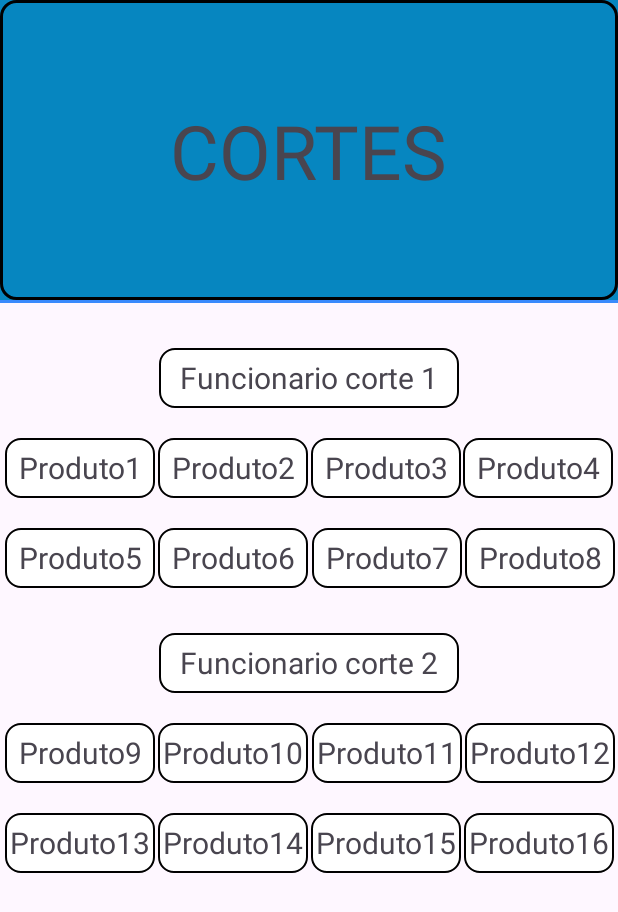
After one commit to lscaglione/tecnoprintApp, an Android app: the menuCorte screen opened directly, with no data from a screen before it, on a phone screen of 412 x 824 dp. The commit adds this screen. Shown: the top 912 px of the screen. Run offline under Robolectric (Android 15) with nearby library versions, the phone set to English and light mode, and no system bars.

Commit message:
Inserido duas activitys menuCorte e inserirCorte, layout pronto das duas

```diff
--- a/app/src/main/AndroidManifest.xml
+++ b/app/src/main/AndroidManifest.xml
@@ -13,6 +13,12 @@
         android:theme="@style/Theme.App4"
         tools:targetApi="31">
         <activity
+            android:name=".inserirCorte"
+            android:exported="false" />
+        <activity
+            android:name=".menuCorte"
+            android:exported="false" />
+        <activity
             android:name=".inserirImpressao"
             android:exported="false" />
         <activity
--- /dev/null
+++ b/app/src/main/java/br/com/lucca/app4/menuCorte.kt
@@ -0,0 +1,11 @@
+package br.com.lucca.app4
+
+import androidx.appcompat.app.AppCompatActivity
+import android.os.Bundle
+
+class menuCorte : AppCompatActivity() {
+    override fun onCreate(savedInstanceState: Bundle?) {
+        super.onCreate(savedInstanceState)
+        setContentView(R.layout.activity_menu_corte)
+    }
+}
--- a/app/src/main/res/layout/activity_inserir_impressao.xml
+++ b/app/src/main/res/layout/activity_inserir_impressao.xml
@@ -8,7 +8,7 @@
 
 
     <View
-        android:id="@+id/menu2"
+        android:id="@+id/menuInserirImpressao"
         android:layout_width="match_parent"
         android:layout_height="200dp"
         android:background="@drawable/rounded_background"
@@ -25,9 +25,9 @@
         app:layout_constraintBottom_toTopOf="@id/inserirProdutoImpressao"
         app:layout_constraintEnd_toEndOf="parent"
         app:layout_constraintStart_toStartOf="parent"
-        app:layout_constraintTop_toBottomOf="@id/menu2" />
+        app:layout_constraintTop_toBottomOf="@id/menuInserirImpressao" />
 
-    <com.google.android.material.textfield.TextInputEditText
+    <EditText
         android:id="@+id/inserirProdutoImpressao"
         android:layout_width="0dp"
         android:layout_height="40dp"
--- /dev/null
+++ b/app/src/main/res/layout/activity_menu_corte.xml
@@ -0,0 +1,249 @@
+<?xml version="1.0" encoding="utf-8"?>
+<androidx.constraintlayout.widget.ConstraintLayout xmlns:android="http://schemas.android.com/apk/res/android"
+    xmlns:app="http://schemas.android.com/apk/res-auto"
+    xmlns:tools="http://schemas.android.com/tools"
+    android:layout_width="match_parent"
+    android:layout_height="match_parent"
+    tools:context=".menuCorte">
+
+
+    <View
+        android:id="@+id/menuCorte"
+        android:layout_width="match_parent"
+        android:layout_height="200dp"
+        android:background="@drawable/rounded_background"
+        app:layout_constraintBottom_toTopOf="@id/linhaDivisoria"
+        app:layout_constraintEnd_toEndOf="parent"
+        app:layout_constraintStart_toStartOf="parent"
+        app:layout_constraintTop_toTopOf="parent" />
+
+    <View
+        android:id="@+id/linhaDivisoria"
+        android:layout_width="0dp"
+        android:layout_height="2dp"
+        android:background="@color/blue_claro"
+        app:layout_constraintBottom_toTopOf="@id/funcionarioCorte1"
+        app:layout_constraintEnd_toEndOf="parent"
+        app:layout_constraintStart_toStartOf="parent"
+        app:layout_constraintTop_toBottomOf="@id/menuCorte" />
+
+    <TextView
+        android:id="@+id/titulo"
+        android:layout_width="wrap_content"
+        android:layout_height="wrap_content"
+        android:text="CORTES"
+        android:textSize="50sp"
+        app:layout_constraintBottom_toBottomOf="@id/menuCorte"
+        app:layout_constraintEnd_toEndOf="@id/menuCorte"
+        app:layout_constraintStart_toStartOf="@id/menuCorte"
+        app:layout_constraintTop_toTopOf="@id/menuCorte" />
+
+
+    <TextView
+        android:id="@+id/funcionarioCorte1"
+        style="@style/TextViewStyle"
+        android:text="Funcionario corte 1"
+        app:layout_constraintTop_toBottomOf="@id/linhaDivisoria"
+        app:layout_constraintBottom_toTopOf="@id/produtoCorte1"
+        app:layout_constraintHorizontal_bias="0.5"
+        />
+
+    <TextView
+        android:id="@+id/produtoCorte1"
+        android:layout_width="100dp"
+        style="@style/TextViewStyleCortes"
+        android:text="Produto1"
+        app:layout_constraintTop_toBottomOf="@id/funcionarioCorte1"
+        app:layout_constraintStart_toStartOf="parent"
+        app:layout_constraintEnd_toStartOf="@id/produtoCorte2"
+        app:layout_constraintBottom_toTopOf="@id/produtoCorte5"
+        android:layout_marginTop="20dp"
+        android:layout_marginStart="3dp"
+
+
+        />
+    <TextView
+        android:id="@+id/produtoCorte2"
+        android:layout_width="100dp"
+        style="@style/TextViewStyleCortes"
+        android:text="Produto2"
+        app:layout_constraintTop_toTopOf="@id/produtoCorte1"
+        app:layout_constraintStart_toEndOf="@id/produtoCorte1"
+        app:layout_constraintEnd_toStartOf="@id/produtoCorte3"
+
+        />
+    <TextView
+        android:id="@+id/produtoCorte3"
+        android:layout_width="100dp"
+        style="@style/TextViewStyleCortes"
+        android:text="Produto3"
+        app:layout_constraintTop_toTopOf="@id/produtoCorte1"
+        app:layout_constraintStart_toEndOf="@id/produtoCorte2"
+        app:layout_constraintEnd_toEndOf="@id/produtoCorte3"
+        />
+    <TextView
+        android:id="@+id/produtoCorte4"
+        android:layout_width="100dp"
+        style="@style/TextViewStyleCortes"
+        android:text="Produto4"
+        app:layout_constraintTop_toTopOf="@id/produtoCorte1"
+        app:layout_constraintStart_toEndOf="@id/produtoCorte3"
+        app:layout_constraintEnd_toEndOf="parent"
+
+        />
+
+    <TextView
+        android:id="@+id/produtoCorte5"
+        android:layout_width="100dp"
+        style="@style/TextViewStyleCortes"
+        android:text="Produto5"
+        app:layout_constraintTop_toBottomOf="@id/produtoCorte1"
+        app:layout_constraintStart_toStartOf="parent"
+        app:layout_constraintEnd_toStartOf="@id/produtoCorte6"
+        app:layout_constraintBottom_toTopOf="@id/funcionarioCorte2"
+        android:layout_marginTop="20dp"
+        android:layout_marginStart="3dp"
+
+        />
+
+    <TextView
+        android:id="@+id/produtoCorte6"
+        android:layout_width="100dp"
+        style="@style/TextViewStyleCortes"
+        android:text="Produto6"
+        app:layout_constraintTop_toTopOf="@id/produtoCorte5"
+        app:layout_constraintStart_toEndOf="@id/produtoCorte5"
+        app:layout_constraintEnd_toStartOf="@id/produtoCorte7"
+        />
+
+    <TextView
+        android:id="@+id/produtoCorte7"
+        android:layout_width="100dp"
+        style="@style/TextViewStyleCortes"
+        android:text="Produto7"
+        app:layout_constraintTop_toTopOf="@id/produtoCorte5"
+        app:layout_constraintStart_toEndOf="@id/produtoCorte6"
+        app:layout_constraintEnd_toStartOf="@id/produtoCorte8"
+
+        />
+
+    <TextView
+        android:id="@+id/produtoCorte8"
+        android:layout_width="100dp"
+        style="@style/TextViewStyleCortes"
+        android:text="Produto8"
+        app:layout_constraintTop_toTopOf="@id/produtoCorte5"
+        app:layout_constraintStart_toEndOf="@id/produtoCorte7"
+        app:layout_constraintEnd_toEndOf="parent"
+
+        />
+
+
+    <TextView
+        android:id="@+id/funcionarioCorte2"
+        style="@style/TextViewStyle"
+        android:text="Funcionario corte 2"
+        app:layout_constraintTop_toBottomOf="@id/produtoCorte5"
+        app:layout_constraintHorizontal_bias="0.5"
+
+        />
+
+    <TextView
+        android:id="@+id/produtoCorte9"
+        android:layout_width="100dp"
+        style="@style/TextViewStyleCortes"
+        android:text="Produto9"
+        app:layout_constraintTop_toBottomOf="@id/funcionarioCorte2"
+        app:layout_constraintStart_toStartOf="parent"
+        app:layout_constraintEnd_toStartOf="@id/produtoCorte10"
+        android:layout_marginTop="20dp"
+        android:layout_marginStart="3dp"
+
+
+
+        />
+    <TextView
+        android:id="@+id/produtoCorte10"
+        android:layout_width="100dp"
+        style="@style/TextViewStyleCortes"
+        android:text="Produto10"
+        app:layout_constraintTop_toTopOf="@id/produtoCorte9"
+        app:layout_constraintStart_toEndOf="@id/produtoCorte9"
+        app:layout_constraintEnd_toStartOf="@id/produtoCorte11"
+
+
+
+        />
+    <TextView
+        android:id="@+id/produtoCorte11"
+        android:layout_width="100dp"
+        style="@style/TextViewStyleCortes"
+        android:text="Produto11"
+        app:layout_constraintTop_toTopOf="@id/produtoCorte9"
+        app:layout_constraintStart_toEndOf="@id/produtoCorte10"
+        app:layout_constraintEnd_toStartOf="@id/produtoCorte12"
+
+        />
+    <TextView
+        android:id="@+id/produtoCorte12"
+        android:layout_width="100dp"
+        style="@style/TextViewStyleCortes"
+        android:text="Produto12"
+        app:layout_constraintTop_toTopOf="@id/produtoCorte9"
+        app:layout_constraintStart_toEndOf="@id/produtoCorte11"
+        app:layout_constraintEnd_toEndOf="parent"
+
+        />
+
+
+    <TextView
+        android:id="@+id/produtoCorte13"
+        android:layout_width="100dp"
+        style="@style/TextViewStyleCortes"
+        android:text="Produto13"
+        app:layout_constraintTop_toBottomOf="@id/produtoCorte9"
+        app:layout_constraintStart_toStartOf="parent"
+        app:layout_constraintEnd_toStartOf="@id/produtoCorte14"
+        android:layout_marginTop="20dp"
+        android:layout_marginStart="3dp"
+
+        />
+
+    <TextView
+        android:id="@+id/produtoCorte14"
+        android:layout_width="100dp"
+        style="@style/TextViewStyleCortes"
+        android:text="Produto14"
+        app:layout_constraintTop_toTopOf="@id/produtoCorte13"
+        app:layout_constraintStart_toEndOf="@id/produtoCorte13"
+        app:layout_constraintEnd_toStartOf="@id/produtoCorte15"
+
+        />
+
+    <TextView
+        android:id="@+id/produtoCorte15"
+        android:layout_width="100dp"
+        style="@style/TextViewStyleCortes"
+        android:text="Produto15"
+        app:layout_constraintTop_toTopOf="@id/produtoCorte13"
+        app:layout_constraintStart_toEndOf="@id/produtoCorte14"
+        app:layout_constraintEnd_toEndOf="@id/produtoCorte16"
+
+        />
+
+    <TextView
+        android:id="@+id/produtoCorte16"
+        android:layout_width="100dp"
+        style="@style/TextViewStyleCortes"
+        android:text="Produto16"
+        app:layout_constraintTop_toTopOf="@id/produtoCorte13"
+        app:layout_constraintStart_toEndOf="@id/produtoCorte15"
+        app:layout_constraintEnd_toEndOf="parent"
+
+        />
+
+
+
+
+
+</androidx.constraintlayout.widget.ConstraintLayout>
--- a/app/src/main/res/values/styles.xml
+++ b/app/src/main/res/values/styles.xml
@@ -9,7 +9,7 @@
         <item name="android:gravity">center</item>
         <item name ="layout_constraintEnd_toEndOf">parent</item>
         <item name ="layout_constraintStart_toStartOf">parent</item>
-        <item name="layout_constraintWidth_percent">0.495</item>
+        <item name="layout_constraintWidth_percent">0.485</item>
         <item name="layout_constraintHorizontal_bias">0.0</item>
         <item name="android:background">@drawable/rounded_background_white</item>
     </style>
@@ -21,9 +21,18 @@
         <item name="android:textSize">20sp</item><!-- Borda arredondada -->
         <item name="android:gravity">center</item><!-- Borda arredondada -->
         <item name ="layout_constraintEnd_toEndOf">parent</item><!-- Borda arredondada -->
-        <item name="layout_constraintWidth_percent">0.495</item><!-- Borda arredondada -->
+        <item name="layout_constraintWidth_percent">0.485</item><!-- Borda arredondada -->
         <item name="layout_constraintHorizontal_bias">1.0</item><!-- Borda arredondada -->
         <item name="android:background">@drawable/rounded_background_white</item><!-- Borda arredondada -->
 
     </style>
+
+    <style name="TextViewStyleCortes">
+        <item name="android:layout_height">40dp</item>
+        <item name="paddingStart">10dp</item>
+        <item name="android:textSize">20sp</item>
+        <item name="android:gravity">center</item>
+        <item name="android:background">@drawable/rounded_background_white</item>
+        <item name="android:layout_marginEnd">2dp</item>
+    </style>
 </resources>
```
Also changed, not shown: app/src/main/java/br/com/lucca/app4/inserirCorte.kt (added, +11 -0 lines), app/src/main/res/layout/activity_inserir_corte.xml (added, +228 -0 lines), app/src/main/res/layout/activity_main.xml (+18 -6 lines).
